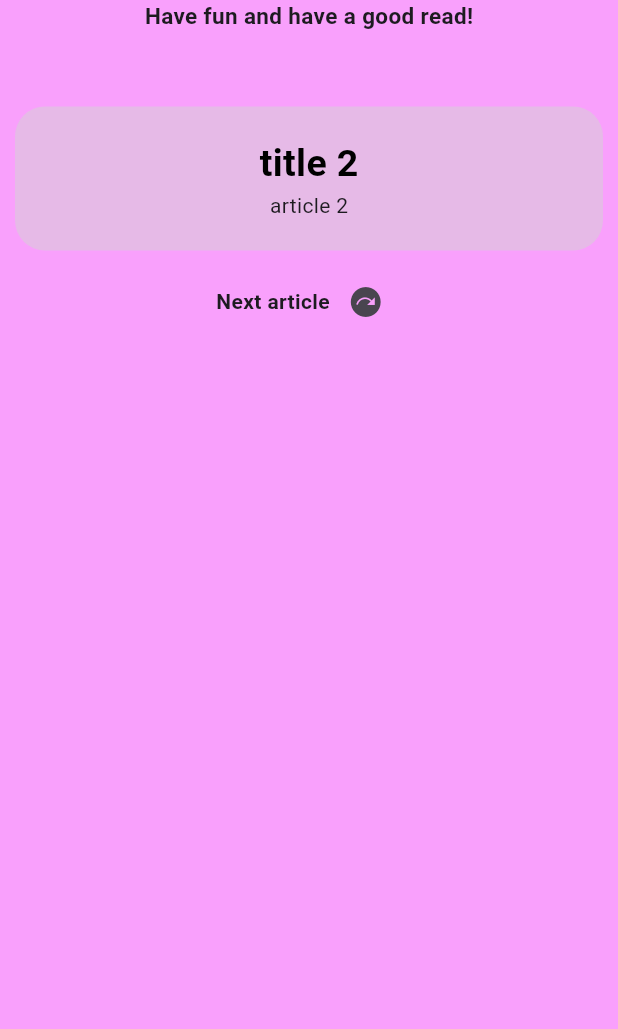
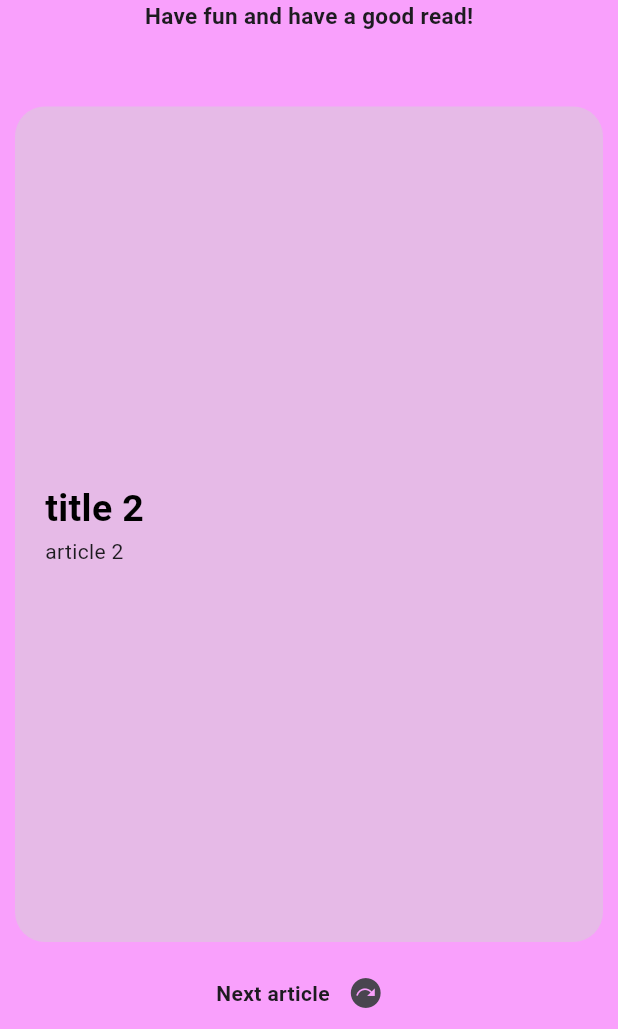
Before and after one commit to Niccoborg22/flutter_articles_application, a Flutter app: the MotorsportPage screen opened directly, on a phone screen of 412 x 824 dp, the part 207-1236 px from its top. Run offline on Flutter 3.47's test engine with Material 3 defaults, Android fonts, the phone set to English and light mode, and no system bars; our stand-ins replace carousel_slider.

Commit message:
long article scrolling

```diff
--- a/lib/views/UI/_article_box.dart
+++ b/lib/views/UI/_article_box.dart
@@ -21,7 +21,8 @@ class ArticleBox extends StatelessWidget {
         color: const Color.fromARGB(129, 211, 211, 211),
         borderRadius: BorderRadius.circular(20)
       ),
-      child: Column(
+      child: ListView(
+        shrinkWrap: true,
         children: [
           Text(title,
           style: const TextStyle(
--- a/lib/views/_motorsport_page.dart
+++ b/lib/views/_motorsport_page.dart
@@ -85,9 +85,11 @@ class _MotorsportPageState extends State<MotorsportPage> {
                       ),
 
                       // DISPLAY CURRENT ARTICLE
-                      ArticleBox(
-                          title: articlesList[current].title,
-                          article: articlesList[current].article),
+                      Expanded(
+                        child: ArticleBox(
+                            title: articlesList[current].title,
+                            article: articlesList[current].article),
+                      ),
 
                       // NEXT ARTICLE BUTTON
                       Row(
```
Also changed, not shown: lib/assets/articles.json (+1 -1 lines), lib/views/_football_page.dart (+5 -3 lines), lib/views/_homepage.dart (+5 -3 lines), lib/views/_other_sports_page.dart (+5 -3 lines).
